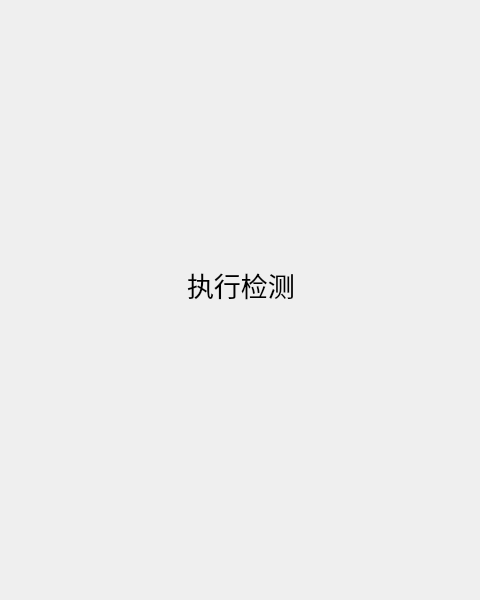
Old version of the form gui/uis/pages/main_pages.ui in the repository Shadow-XT/RansomwareDetect; both pictures show x 189 to 669 and y 0 to 600 of the 860 by 600 pixel window.
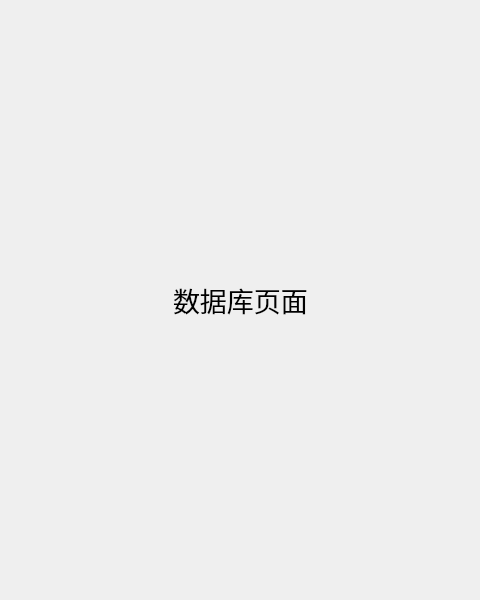
New version of the form.

Patch:
```diff
--- a/gui/uis/pages/main_pages.ui
+++ b/gui/uis/pages/main_pages.ui
@@ -32,7 +32,7 @@
    <item>
     <widget class="QStackedWidget" name="pages">
      <property name="currentIndex">
-      <number>2</number>
+      <number>3</number>
      </property>
      <widget class="QWidget" name="page_1_home">
       <property name="styleSheet">
@@ -251,7 +251,31 @@
        </item>
       </layout>
      </widget>
-     <widget class="QWidget" name="page_4_database"/>
+     <widget class="QWidget" name="page_3_database">
+      <layout class="QVBoxLayout" name="verticalLayout_6" stretch="0,0,0,0">
+       <item alignment="Qt::AlignHCenter">
+        <widget class="QLabel" name="label_database">
+         <property name="font">
+          <font>
+           <pointsize>20</pointsize>
+          </font>
+         </property>
+         <property name="text">
+          <string>数据库页面</string>
+         </property>
+        </widget>
+       </item>
+       <item>
+        <layout class="QHBoxLayout" name="hlayout3_connect"/>
+       </item>
+       <item>
+        <layout class="QHBoxLayout" name="hlayout3_loginfo"/>
+       </item>
+       <item>
+        <layout class="QHBoxLayout" name="hlayout3_pagination"/>
+       </item>
+      </layout>
+     </widget>
      <widget class="QWidget" name="page_2">
       <layout class="QVBoxLayout" name="page_2_layout">
        <property name="spacing">
```
Left out of the diff: 12 changed lines with no effect on the pictures.
